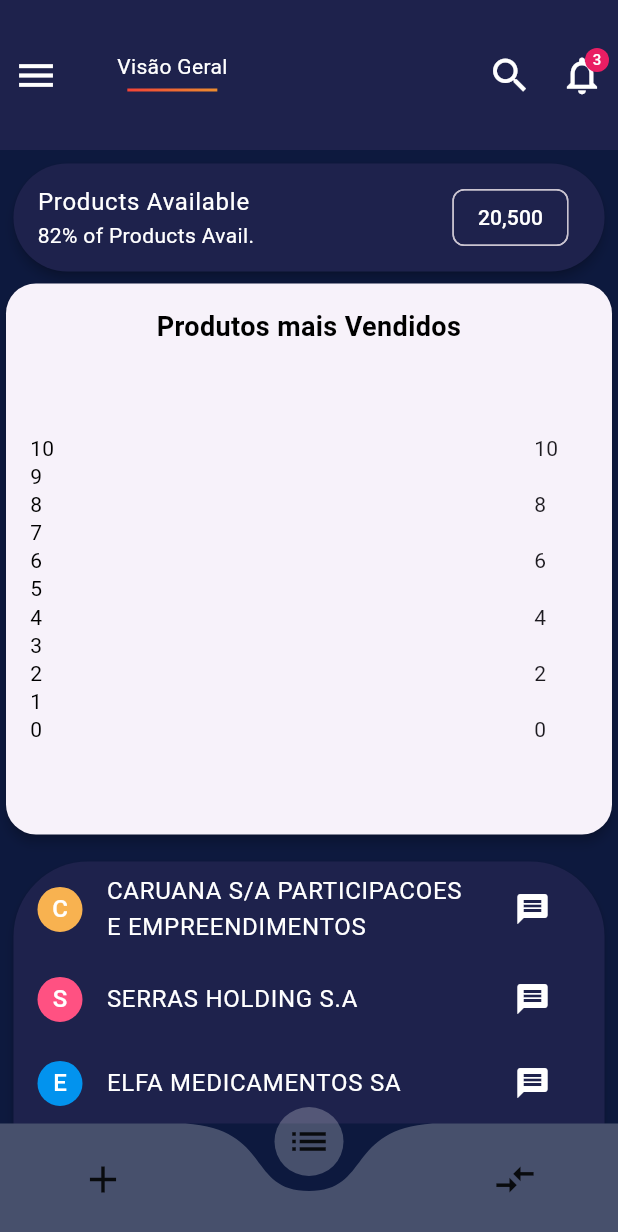
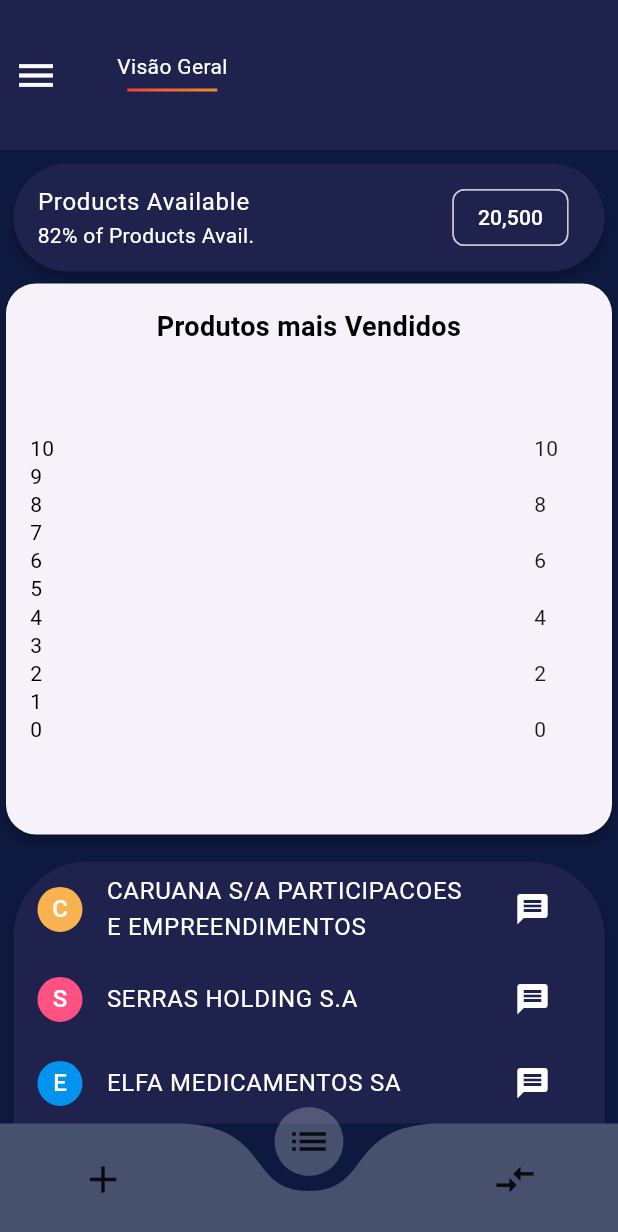
Before and after one commit to laurapsantana/SalesPro, a Flutter app: the screen it shows after launch, on a phone screen of 412 x 824 dp. Shown: the top 1232 px of the screen. Run offline on Flutter 3.47's test engine with Material 3 defaults, Android fonts, the light colour scheme and no system bars; drawn by our look-alikes of curved_navigation_bar, fl_chart.

Commit message:
Atualizando custom_app_bar.dart
Atualizando custom_app_bar.dart

```diff
--- a/pi_5_semestre_sales_pro/lib/widget/custom_app_bar.dart
+++ b/pi_5_semestre_sales_pro/lib/widget/custom_app_bar.dart
@@ -122,33 +122,7 @@ class _CustomAppBarState extends State<CustomAppBar> {
             ),
           ),
         const Spacer(),
-        IconButton(
-          color: Colors.white,
-          iconSize: 30,
-          onPressed: () {},
-          icon: const Icon(Icons.search),
-        ),
         Stack(
-          children: [
-            IconButton(
-              color: Colors.white,
-              iconSize: 30,
-              onPressed: () {},
-              icon: const Icon(Icons.notifications_none_outlined),
-            ),
-            const Positioned(
-              right: 6,
-              top: 6,
-              child: CircleAvatar(
-                backgroundColor: Colors.pink,
-                radius: 8,
-                child: Text(
-                  "3",
-                  style: TextStyle(fontSize: 10, color: Colors.white),
-                ),
-              ),
-            ),
-          ],
         ),
         if (!ResponsiveLayout.isPhoneLimit(context))
           Container(
```
